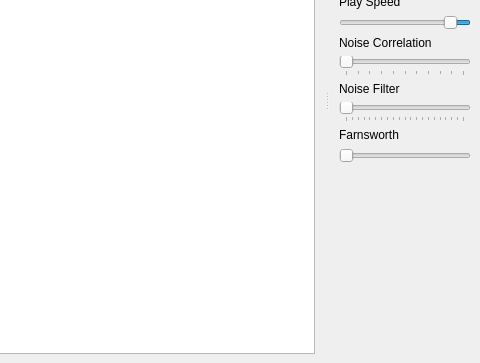
Qt form mainwindow.ui (Artemia76/EasyMorse) before a commit; both pictures show x 346 to 826 and y 180 to 543 of the 826 by 543 pixel window.
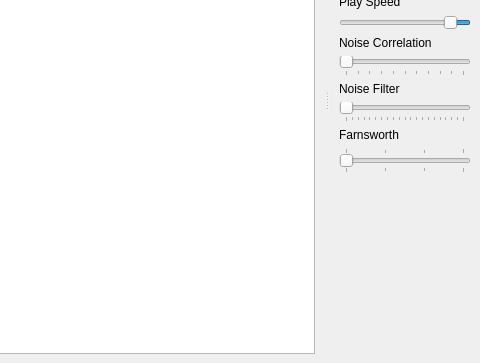
The same form after that commit. Icons and pictures are not drawn.

Diff of the .ui file:
```diff
--- a/mainwindow.ui
+++ b/mainwindow.ui
@@ -474,7 +474,7 @@
    <property name="minimumSize">
     <size>
      <width>150</width>
-     <height>364</height>
+     <height>420</height>
     </size>
    </property>
    <property name="windowTitle">
@@ -666,10 +666,28 @@
       </widget>
      </item>
      <item>
-      <widget class="QSlider" name="horizontalSlider">
+      <widget class="QSlider" name="m_farnsWorthSlider">
+       <property name="minimum">
+        <number>10</number>
+       </property>
+       <property name="maximum">
+        <number>25</number>
+       </property>
+       <property name="singleStep">
+        <number>5</number>
+       </property>
+       <property name="value">
+        <number>10</number>
+       </property>
        <property name="orientation">
         <enum>Qt::Horizontal</enum>
        </property>
+       <property name="tickPosition">
+        <enum>QSlider::TicksBothSides</enum>
+       </property>
+       <property name="tickInterval">
+        <number>5</number>
+       </property>
       </widget>
      </item>
      <item>
```
